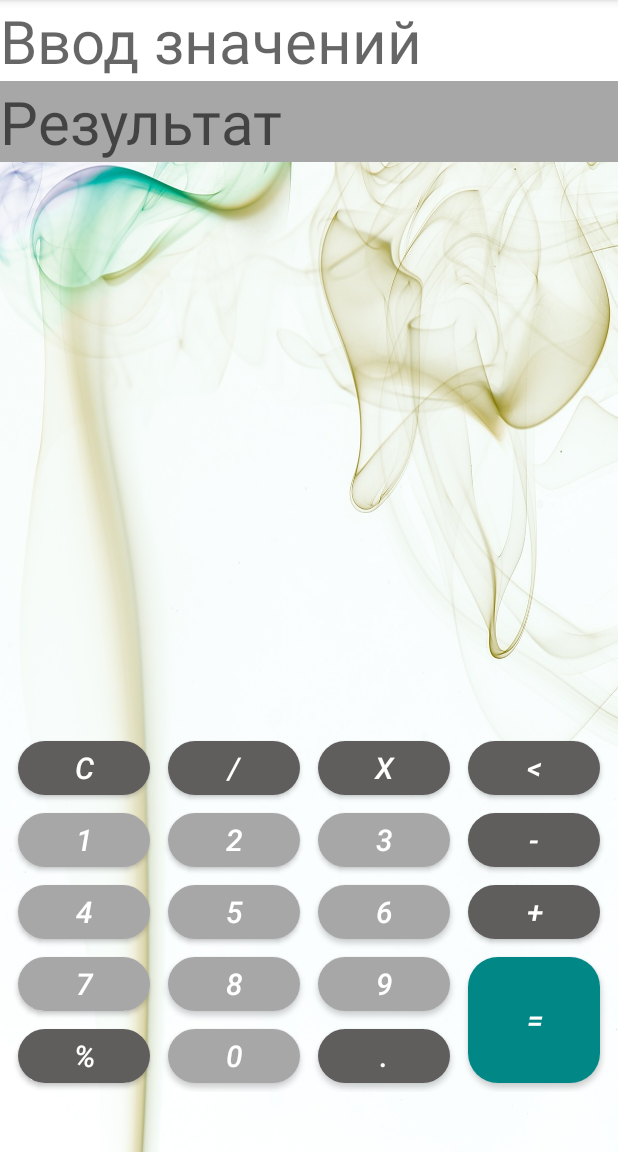
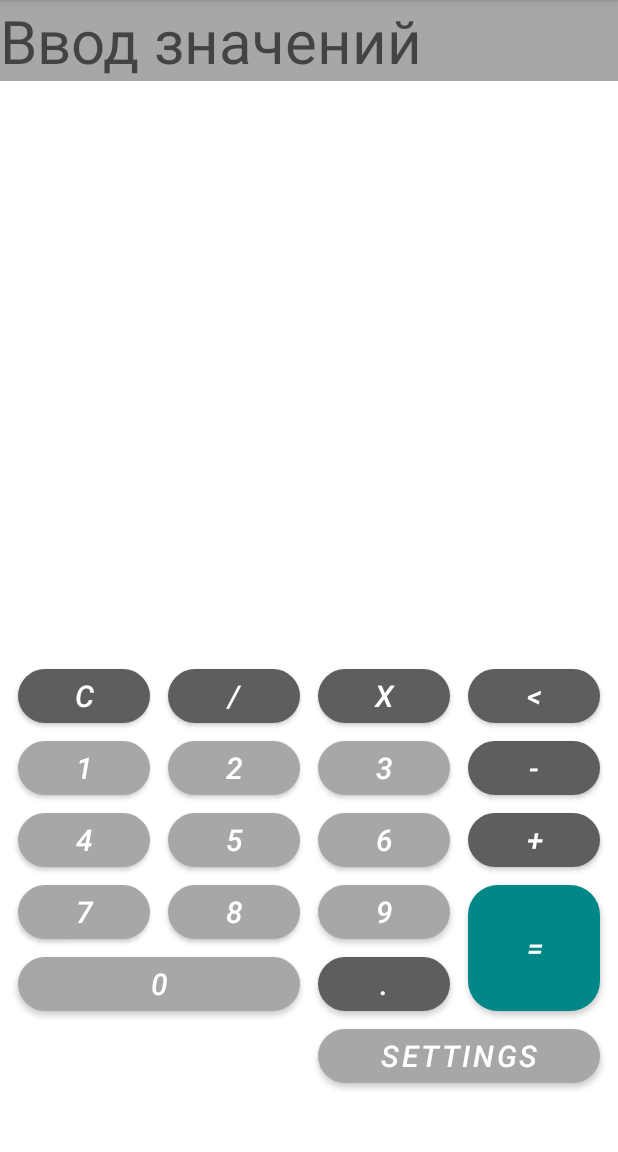
Before and after one commit to VadimPerestoronin/Calculator, an Android app: the screen it shows after launch (MainActivity), on a phone screen of 412 x 824 dp, the part 84-1236 px from its top. Run offline under Robolectric (Android 15) with nearby library versions, the phone set to English and light mode, and no system bars.

Commit message:
Lesson05

```diff
--- a/app/src/main/AndroidManifest.xml
+++ b/app/src/main/AndroidManifest.xml
@@ -9,6 +9,7 @@
         android:roundIcon="@mipmap/ic_launcher_round"
         android:supportsRtl="true"
         android:theme="@style/Theme.MyFirstCalculator">
+        <activity android:name=".SetupActivity"></activity>
         <activity android:name=".MainActivity">
             <intent-filter>
                 <action android:name="android.intent.action.MAIN" />
--- /dev/null
+++ b/app/src/main/java/ru/geekbrains/myfirstcalculator/AppTheme.java
@@ -0,0 +1,27 @@
+package ru.geekbrains.myfirstcalculator;
+
+public enum AppTheme {
+
+    CUSTOM(R.style.Theme_MyFirstCalculator_Dark, "dark"),
+
+    DEFAULT(R.style.Theme_MyFirstCalculator, "light");
+
+    private int resource;
+
+    private String key;
+
+    AppTheme(int resource, String key) {
+        this.resource = resource;
+        this.key = key;
+    }
+
+
+
+    public int getResource() {
+        return resource;
+    }
+
+    public String  getKey() {
+        return key;
+    }
+}
--- a/app/src/main/java/ru/geekbrains/myfirstcalculator/MainActivity.java
+++ b/app/src/main/java/ru/geekbrains/myfirstcalculator/MainActivity.java
@@ -4,31 +4,42 @@ import androidx.annotation.NonNull;
 import androidx.appcompat.app.AppCompatActivity;
 
 
+import android.content.Intent;
 import android.os.Bundle;
 import android.view.View;
-import android.widget.Button;
 import android.widget.TextView;
 
 import java.io.Serializable;
-import java.text.BreakIterator;
 
 
 public class MainActivity extends AppCompatActivity implements Serializable {
 
     private final static String ARG_CNT = "ARG_CNT";
     private TextView numberView;
-    private TextView resultView;
     private Calculate calculate;
+    public final static String KEY_APP_THEME = "KEY_APP_THEME";
+    private ThemeStorage storage;
 
     @Override
     protected void onCreate(Bundle savedInstanceState) {
         super.onCreate(savedInstanceState);
+        storage = new ThemeStorage(this);
+
+        setTheme(storage.getTheme().getResource());
         setContentView(R.layout.activity_main);
 
+        String value = getIntent().getStringExtra(KEY_APP_THEME);
+        if (KEY_APP_THEME == "dark") {
+            storage.setTheme(AppTheme.CUSTOM);
+        } else {
+            storage.setTheme(AppTheme.DEFAULT);
+        }
+
+
         numberView = findViewById(R.id.number_field);
-        resultView = findViewById(R.id.result_field);
 
-        int[] numberIds = new int[] {
+
+        int[] numberIds = new int[]{
                 R.id.key_0,
                 R.id.key_1,
                 R.id.key_2,
@@ -38,10 +49,11 @@ public class MainActivity extends AppCompatActivity implements Serializable {
                 R.id.key_6,
                 R.id.key_7,
                 R.id.key_8,
-                R.id.key_9
+                R.id.key_9,
+                R.id.key_dot
         };
 
-        int[] actionsIds = new int[] {
+        int[] actionsIds = new int[]{
                 R.id.key_plus,
                 R.id.key_minus,
                 R.id.key_multiplication,
@@ -94,116 +106,13 @@ public class MainActivity extends AppCompatActivity implements Serializable {
         });
 
 
-
-/*        findViewById(R.id.key_0).setOnClickListener(new View.OnClickListener() {
+        findViewById(R.id.button_setup).setOnClickListener(new View.OnClickListener() {
             @Override
-            public void onClick(View v) {
-                numberView.setText(numberView.getText().toString() + "0");
+            public void onClick(View view) {
+                Intent runSetup = new Intent(MainActivity.this, SetupActivity.class);
+                startActivity(runSetup);
             }
         });
-        findViewById(R.id.key_1).setOnClickListener(new View.OnClickListener() {
-            @Override
-            public void onClick(View v) {
-                numberView.setText(numberView.getText().toString() + "1");
-            }
-        });
-        findViewById(R.id.key_2).setOnClickListener(new View.OnClickListener() {
-            @Override
-            public void onClick(View v) {
-                numberView.setText(numberView.getText().toString() + "2");
-            }
-        });
-        findViewById(R.id.key_3).setOnClickListener(new View.OnClickListener() {
-            @Override
-            public void onClick(View v) {
-                numberView.setText(numberView.getText().toString() + "3");
-            }
-        });
-        findViewById(R.id.key_4).setOnClickListener(new View.OnClickListener() {
-            @Override
-            public void onClick(View v) {
-                numberView.setText(numberView.getText().toString() + "4");
-            }
-        });
-        findViewById(R.id.key_5).setOnClickListener(new View.OnClickListener() {
-            @Override
-            public void onClick(View v) {
-                numberView.setText(numberView.getText().toString() + "5");
-            }
-        });
-        findViewById(R.id.key_6).setOnClickListener(new View.OnClickListener() {
-            @Override
-            public void onClick(View v) {
-                numberView.setText(numberView.getText().toString() + "6");
-            }
-        });
-        findViewById(R.id.key_7).setOnClickListener(new View.OnClickListener() {
-            @Override
-            public void onClick(View v) {
-                numberView.setText(numberView.getText().toString() + "7");
-            }
-        });
-        findViewById(R.id.key_8).setOnClickListener(new View.OnClickListener() {
-            @Override
-            public void onClick(View v) {
-                numberView.setText(numberView.getText().toString() + "8");
-            }
-        });
-        findViewById(R.id.key_9).setOnClickListener(new View.OnClickListener() {
-            @Override
-            public void onClick(View v) {
-                numberView.setText(numberView.getText().toString() + "9");
-            }
-        });
-        findViewById(R.id.key_dot).setOnClickListener(new View.OnClickListener() {
-            @Override
-            public void onClick(View v) {
-                numberView.setText(numberView.getText().toString() + ".");
-            }
-        });
-        findViewById(R.id.key_clear).setOnClickListener(new View.OnClickListener() {
-            @Override
-            public void onClick(View v) {
-                numberView.setText("");
-            }
-        });
-        findViewById(R.id.key_plus).setOnClickListener(new View.OnClickListener() {
-            @Override
-            public void onClick(View v) {
-                numberView.setText(numberView.getText().toString() + "+");
-            }
-        });
-        findViewById(R.id.key_minus).setOnClickListener(new View.OnClickListener() {
-            @Override
-            public void onClick(View v) {
-                numberView.setText(numberView.getText().toString() + "-");
-            }
-        });
-        findViewById(R.id.key_multiplication).setOnClickListener(new View.OnClickListener() {
-            @Override
-            public void onClick(View v) {
-                numberView.setText(numberView.getText().toString() + "*");
-            }
-        });
-        findViewById(R.id.key_division).setOnClickListener(new View.OnClickListener() {
-            @Override
-            public void onClick(View v) {
-                numberView.setText(numberView.getText().toString() + "/");
-            }
-        });
-        findViewById(R.id.key_percent).setOnClickListener(new View.OnClickListener() {
-            @Override
-            public void onClick(View v) {
-                numberView.setText(numberView.getText().toString() + "%");
-            }
-        });
-        findViewById(R.id.key_backspace).setOnClickListener(new View.OnClickListener() {
-            @Override
-            public void onClick(View v) {
-                String enteredNumbers = numberView.getText().toString();
-                numberView.setText(enteredNumbers.substring(0, enteredNumbers.length() -1));
-            }
-        });*/
 
 
     }
--- /dev/null
+++ b/app/src/main/java/ru/geekbrains/myfirstcalculator/ThemeStorage.java
@@ -0,0 +1,35 @@
+package ru.geekbrains.myfirstcalculator;
+
+import android.content.Context;
+import android.content.SharedPreferences;
+
+import static android.content.Context.MODE_PRIVATE;
+
+public class ThemeStorage {
+
+    private static final String KEY_APP_THEME = "KEY_APP_THEME";
+
+    private final SharedPreferences sharedPreferences;
+
+    public ThemeStorage(Context context) {
+        sharedPreferences = context.getSharedPreferences("app_themes", MODE_PRIVATE);
+    }
+
+    public AppTheme getTheme() {
+        String key = sharedPreferences.getString(KEY_APP_THEME, AppTheme.DEFAULT.getKey());
+
+        for (AppTheme theme : AppTheme.values()) {
+            if (theme.getKey().equals(key)) {
+                return theme;
+            }
+        }
+
+        throw new IllegalStateException("Wrong!");
+    }
+
+    public void setTheme(AppTheme theme) {
+        sharedPreferences.edit()
+                .putString(KEY_APP_THEME, theme.getKey())
+                .apply();
+    }
+}
--- a/app/src/main/res/layout-land/activity_keyboard.xml
+++ b/app/src/main/res/layout-land/activity_keyboard.xml
@@ -166,24 +166,16 @@
         app:layout_constraintStart_toEndOf="@id/key_8"
         app:layout_constraintTop_toBottomOf="@id/key_6" />
 
-    <com.google.android.material.button.MaterialButton
-        android:id="@+id/key_percent"
-        android:layout_width="wrap_content"
-        android:layout_height="wrap_content"
-        android:text="@string/key_percent"
-        style="@style/ButtonsStyle.Operator"
-        app:layout_constraintEnd_toStartOf="@id/key_0"
-        app:layout_constraintStart_toStartOf="parent"
-        app:layout_constraintTop_toBottomOf="@id/key_7" />
+
 
     <com.google.android.material.button.MaterialButton
         android:id="@+id/key_0"
-        android:layout_width="wrap_content"
+        android:layout_width="0dp"
         android:layout_height="wrap_content"
         android:text="@string/key_0"
         style="@style/ButtonsStyle"
-        app:layout_constraintEnd_toStartOf="@id/key_dot"
-        app:layout_constraintStart_toEndOf="@id/key_percent"
+        app:layout_constraintEnd_toEndOf="@id/key_8"
+        app:layout_constraintStart_toStartOf="@id/key_7"
         app:layout_constraintTop_toBottomOf="@id/key_7" />
 
     <com.google.android.material.button.MaterialButton
@@ -196,4 +188,14 @@
         app:layout_constraintStart_toStartOf="@id/key_9"
         app:layout_constraintTop_toBottomOf="@id/key_9" />
 
+    <com.google.android.material.button.MaterialButton
+        android:id="@+id/button_setup"
+        android:layout_width="0dp"
+        android:layout_height="@dimen/button_setup_height_land"
+        android:text="@string/button_setup"
+        style="@style/ButtonsStyle"
+        app:layout_constraintEnd_toEndOf="@id/key_equals"
+        app:layout_constraintStart_toStartOf="@id/key_dot"
+        app:layout_constraintTop_toBottomOf="@id/key_dot" />
+
 </androidx.constraintlayout.widget.ConstraintLayout>
--- a/app/src/main/res/layout-land/activity_main.xml
+++ b/app/src/main/res/layout-land/activity_main.xml
@@ -5,7 +5,6 @@
     xmlns:tools="http://schemas.android.com/tools"
     android:layout_width="match_parent"
     android:layout_height="match_parent"
-    android:background="@drawable/bg"
     tools:context=".MainActivity">
 
     <TextView
@@ -15,21 +14,10 @@
         android:background="@color/white"
         android:textSize="@dimen/text_size_land"
         android:hint="@string/number_field_hint"
-
         app:layout_constraintStart_toStartOf="parent"
-        app:layout_constraintEnd_toStartOf="@id/result_field"
-
         tools:ignore="MissingConstraints" />
 
-    <TextView
-        android:id="@+id/result_field"
-        android:layout_width="match_parent"
-        android:layout_height="wrap_content"
-        android:background="@color/light_gray"
-        android:textSize="@dimen/text_size_land"
-        android:hint="@string/result_field_hint"
-        app:layout_constraintTop_toBottomOf="@id/number_field"
-        />
+
 
     <include
         layout="@layout/activity_keyboard"
--- a/app/src/main/res/layout/activity_keyboard.xml
+++ b/app/src/main/res/layout/activity_keyboard.xml
@@ -166,24 +166,15 @@
         app:layout_constraintStart_toEndOf="@id/key_8"
         app:layout_constraintTop_toBottomOf="@id/key_6" />
 
-    <com.google.android.material.button.MaterialButton
-        android:id="@+id/key_percent"
-        android:layout_width="wrap_content"
-        android:layout_height="wrap_content"
-        android:text="@string/key_percent"
-        style="@style/ButtonsStyle.Operator"
-        app:layout_constraintEnd_toStartOf="@id/key_0"
-        app:layout_constraintStart_toStartOf="parent"
-        app:layout_constraintTop_toBottomOf="@id/key_7" />
 
     <com.google.android.material.button.MaterialButton
         android:id="@+id/key_0"
-        android:layout_width="wrap_content"
+        android:layout_width="0dp"
         android:layout_height="wrap_content"
         android:text="@string/key_0"
         style="@style/ButtonsStyle"
-        app:layout_constraintEnd_toStartOf="@id/key_dot"
-        app:layout_constraintStart_toEndOf="@id/key_percent"
+        app:layout_constraintEnd_toEndOf="@id/key_8"
+        app:layout_constraintStart_toStartOf="@id/key_7"
         app:layout_constraintTop_toBottomOf="@id/key_7" />
 
     <com.google.android.material.button.MaterialButton
@@ -196,4 +187,14 @@
         app:layout_constraintStart_toStartOf="@id/key_9"
         app:layout_constraintTop_toBottomOf="@id/key_9" />
 
+    <com.google.android.material.button.MaterialButton
+        android:id="@+id/button_setup"
+        android:layout_width="0dp"
+        android:layout_height="wrap_content"
+        android:text="@string/button_setup"
+        style="@style/ButtonsStyle"
+        app:layout_constraintEnd_toEndOf="@id/key_equals"
+        app:layout_constraintStart_toStartOf="@id/key_dot"
+        app:layout_constraintTop_toBottomOf="@id/key_dot" />
+
 </androidx.constraintlayout.widget.ConstraintLayout>
--- a/app/src/main/res/layout/activity_main.xml
+++ b/app/src/main/res/layout/activity_main.xml
@@ -5,31 +5,19 @@
     xmlns:tools="http://schemas.android.com/tools"
     android:layout_width="match_parent"
     android:layout_height="match_parent"
-    android:background="@drawable/bg"
     tools:context=".MainActivity">
 
     <TextView
         android:id="@+id/number_field"
         android:layout_width="match_parent"
         android:layout_height="wrap_content"
-        android:background="@color/white"
+        android:background="@color/light_gray"
         android:textSize="@dimen/text_size_vert"
         android:hint="@string/number_field_hint"
         android:layout_marginTop="@dimen/textview_margin_top"
         app:layout_constraintStart_toStartOf="parent"
-        app:layout_constraintEnd_toStartOf="@id/result_field"
-
         tools:ignore="MissingConstraints" />
 
-    <TextView
-        android:id="@+id/result_field"
-        android:layout_width="match_parent"
-        android:layout_height="wrap_content"
-        android:background="@color/light_gray"
-        android:textSize="@dimen/text_size_vert"
-        android:hint="@string/result_field_hint"
-        app:layout_constraintTop_toBottomOf="@id/number_field"
-        />
 
     <include
         layout="@layout/activity_keyboard"
--- a/app/src/main/res/values/colors.xml
+++ b/app/src/main/res/values/colors.xml
@@ -9,4 +9,5 @@
     <color name="white">#FFFFFFFF</color>
     <color name="dark_gray">#605D5D</color>
     <color name="light_gray">#A8A7A7</color>
+    <color name="extra_dark_grey">#373737</color>
 </resources>
--- a/app/src/main/res/values/dimens.xml
+++ b/app/src/main/res/values/dimens.xml
@@ -2,9 +2,11 @@
 <resources>
     <dimen name="text_size_vert">40sp</dimen>
     <dimen name="text_size_land">30sp</dimen>
-    <dimen name="keyboard_margin_bottom_land">10dp</dimen>
+    <dimen name="keyboard_margin_bottom_land">2dp</dimen>
     <dimen name="keyboard_margin_bottom_vert">40dp</dimen>
     <dimen name="btn_radius">20dp</dimen>
     <dimen name="btn_text_size">20sp</dimen>
     <dimen name="textview_margin_top">40dp</dimen>
+    <dimen name="button_back_margin">50dp</dimen>
+    <dimen name="button_setup_height_land">50dp</dimen>
 </resources>
--- a/app/src/main/res/values/strings.xml
+++ b/app/src/main/res/values/strings.xml
@@ -21,4 +21,9 @@
     <string name="key_equals">=</string>
     <string name="number_field_hint">Ввод значений</string>
     <string name="result_field_hint">Результат</string>
+    <string name="setup_text">Choose your theme</string>
+    <string name="button_light_theme">Light</string>
+    <string name="button_dark_theme">Dark</string>
+    <string name="button_back_to_calculator">Back to calculator</string>
+    <string name="button_setup">Settings</string>
 </resources>
--- a/app/src/main/res/values/themes.xml
+++ b/app/src/main/res/values/themes.xml
@@ -13,6 +13,14 @@
         <item name="android:statusBarColor" tools:targetApi="l">?attr/colorPrimaryVariant</item>
         <!-- Customize your theme here. -->
 
+
     </style>
 
+    <style name="Theme.MyFirstCalculator.Dark">
+        <item name="colorPrimary">@color/extra_dark_grey</item>
+        <item name="android:textColor">@color/dark_gray</item>
+        <item name="android:background">@color/extra_dark_grey</item>
+
+
+    </style>
 </resources>
```
Also changed, not shown: app/src/main/java/ru/geekbrains/myfirstcalculator/Calculate.java (+19 -13 lines), app/src/main/java/ru/geekbrains/myfirstcalculator/SetupActivity.java (added, +80 -0 lines), app/src/main/res/layout/activity_setup.xml (added, +45 -0 lines).
